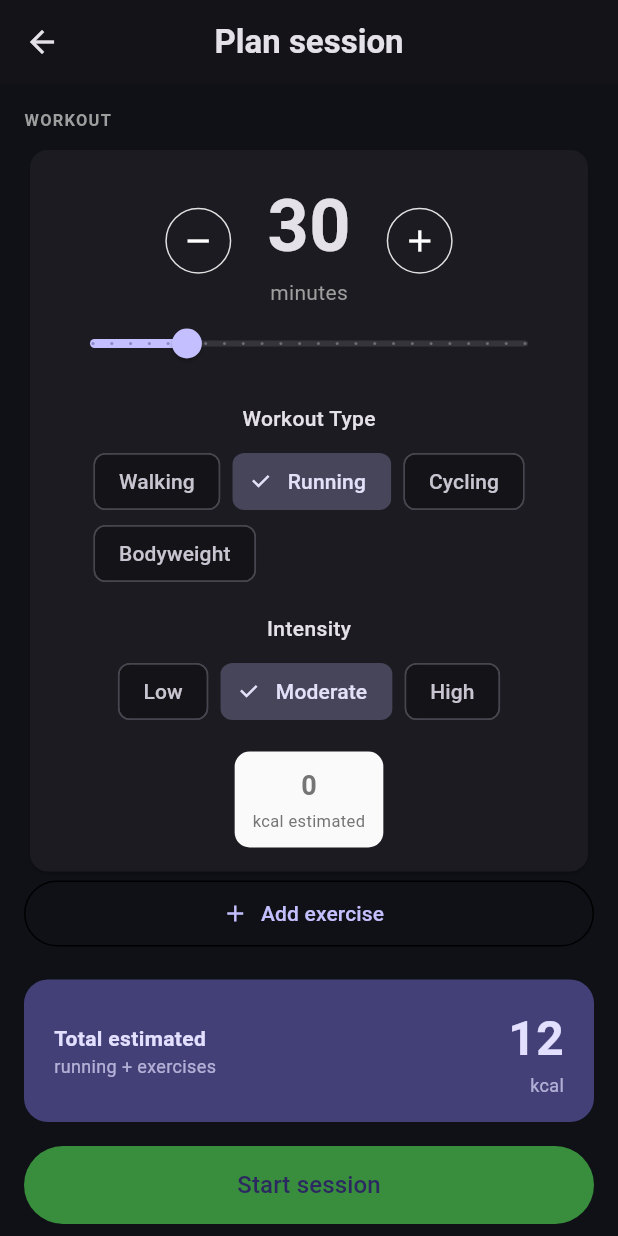
After one commit to SaahRosine/Automated-nutrition-and-fitness-assistant-, a Flutter app: the SessionPlan screen opened directly, on a phone screen of 412 x 824 dp. The commit adds this screen. Run offline on Flutter 3.47's test engine with Material 3 defaults, Android fonts, the phone set to English and light mode, and no system bars; our stand-ins replace camera, dio, flutter_secure_storage; accounts and stored records are empty.

Commit message:
feat: implement session planning page with calorie calculation and exercise management

```diff
--- /dev/null
+++ b/mobile/lib/pages/session.dart
@@ -0,0 +1,15 @@
+import 'package:flutter/material.dart';
+
+class Session extends StatefulWidget {
+  const Session({super.key});
+
+  @override
+  State<Session> createState() => _SessionState();
+}
+
+class _SessionState extends State<Session> {
+  @override
+  Widget build(BuildContext context) {
+    return Container();
+  }
+}
--- /dev/null
+++ b/mobile/lib/pages/session_plan.dart
@@ -0,0 +1,489 @@
+import 'package:flutter/material.dart';
+import 'package:provider/provider.dart';
+import 'package:mobile/providers/user_provider.dart';
+
+class Exercise {
+  final String name;
+  final String emoji;
+  final double calPerRep;
+  int reps;
+
+  Exercise({
+    required this.name,
+    required this.emoji,
+    required this.calPerRep,
+    this.reps = 10,
+  });
+}
+
+// MET values for different activities and intensities
+const Map<String, Map<String, double>> metValues = {
+  'walking': {'low': 2.5, 'moderate': 3.5, 'high': 4.5},
+  'running': {'low': 6.0, 'moderate': 8.0, 'high': 10.0},
+  'cycling': {'low': 4.0, 'moderate': 6.0, 'high': 8.0},
+  'bodyweight': {'low': 3.0, 'moderate': 5.0, 'high': 7.0},
+};
+
+// Calculate calories burned using MET formula
+double calculateCalories({
+  required String workoutType,
+  required String intensity,
+  required double weightKg,
+  required int durationMinutes,
+}) {
+  final met = metValues[workoutType]?[intensity];
+  if (met == null || weightKg <= 0 || durationMinutes <= 0) {
+    return 0;
+  }
+  final durationHours = durationMinutes / 60.0;
+  return met * weightKg * durationHours;
+}
+
+class SessionPlan extends StatefulWidget {
+  const SessionPlan({super.key});
+
+  @override
+  State<SessionPlan> createState() => _SessionPlanState();
+}
+
+class _SessionPlanState extends State<SessionPlan> {
+  int _durationMinutes = 30;
+  String _workoutType = 'running';
+  String _intensity = 'moderate';
+
+  final List<Exercise> _exercises = [
+    Exercise(name: 'Push-ups', emoji: '💪', calPerRep: 0.5),
+    Exercise(name: 'Squats', emoji: '🦵', calPerRep: 0.4),
+    Exercise(name: 'Sit-ups', emoji: '🏋️', calPerRep: 0.3),
+  ];
+
+  int _calculateWorkoutCalories(double? weight) {
+    if (weight == null || weight <= 0) return 0;
+    return calculateCalories(
+      workoutType: _workoutType,
+      intensity: _intensity,
+      weightKg: weight,
+      durationMinutes: _durationMinutes,
+    ).round();
+  }
+
+  int get _exerciseCal =>
+      _exercises.fold(0, (sum, e) => sum + (e.reps * e.calPerRep).round());
+
+  int _calculateTotalCalories(double? weight) =>
+      _calculateWorkoutCalories(weight) + _exerciseCal;
+
+  void _showAddExerciseSheet() {
+    final nameController = TextEditingController();
+    double calPerRep = 0.4;
+
+    final presets = [
+      Exercise(name: 'Lunges', emoji: '🚶', calPerRep: 0.4),
+      Exercise(name: 'Burpees', emoji: '🔥', calPerRep: 1.0),
+      Exercise(name: 'Jumping Jacks', emoji: '⚡', calPerRep: 0.2),
+      Exercise(name: 'Pull-ups', emoji: '🏅', calPerRep: 0.8),
+      Exercise(name: 'Plank (sec)', emoji: '🧱', calPerRep: 0.1),
+    ];
+
+    showModalBottomSheet(
+      context: context,
+      isScrollControlled: true,
+      shape: const RoundedRectangleBorder(
+        borderRadius: BorderRadius.vertical(top: Radius.circular(20)),
+      ),
+      builder: (_) => Padding(
+        padding: EdgeInsets.only(
+          bottom: MediaQuery.of(context).viewInsets.bottom,
+          left: 16,
+          right: 16,
+          top: 20,
+        ),
+        child: Column(
+          mainAxisSize: MainAxisSize.min,
+          crossAxisAlignment: CrossAxisAlignment.start,
+          children: [
+            const Text(
+              'Add Exercise',
+              style: TextStyle(fontSize: 18, fontWeight: FontWeight.bold),
+            ),
+            const SizedBox(height: 16),
+            const Text('Quick add', style: TextStyle(color: Colors.grey)),
+            const SizedBox(height: 8),
+            Wrap(
+              spacing: 8,
+              runSpacing: 8,
+              children: presets.map((ex) {
+                return ActionChip(
+                  avatar: Text(ex.emoji),
+                  label: Text(ex.name),
+                  onPressed: () {
+                    setState(() => _exercises.add(ex));
+                    Navigator.pop(context);
+                  },
+                );
+              }).toList(),
+            ),
+            const SizedBox(height: 20),
+            const Divider(),
+            const SizedBox(height: 8),
+            const Text('Custom', style: TextStyle(color: Colors.grey)),
+            const SizedBox(height: 8),
+            TextField(
+              controller: nameController,
+              decoration: const InputDecoration(
+                labelText: 'Exercise name',
+                border: OutlineInputBorder(),
+              ),
+            ),
+            const SizedBox(height: 8),
+            StatefulBuilder(
+              builder: (context, setLocal) => Column(
+                crossAxisAlignment: CrossAxisAlignment.start,
+                children: [
+                  Text(
+                    'Estimated ${calPerRep.toStringAsFixed(1)} kcal / rep',
+                    style: const TextStyle(color: Colors.grey, fontSize: 13),
+                  ),
+                  Slider(
+                    value: calPerRep,
+                    min: 0.1,
+                    max: 2.0,
+                    divisions: 19,
+                    label: calPerRep.toStringAsFixed(1),
+                    onChanged: (v) => setLocal(() => calPerRep = v),
+                  ),
+                ],
+              ),
+            ),
+            const SizedBox(height: 8),
+            SizedBox(
+              width: double.infinity,
+              child: FilledButton(
+                onPressed: () {
+                  if (nameController.text.trim().isEmpty) return;
+                  setState(() {
+                    _exercises.add(
+                      Exercise(
+                        name: nameController.text.trim(),
+                        emoji: '🏃',
+                        calPerRep: calPerRep,
+                      ),
+                    );
+                  });
+                  Navigator.pop(context);
+                },
+                child: const Text('Add'),
+              ),
+            ),
+            const SizedBox(height: 16),
+          ],
+        ),
+      ),
+    );
+  }
+
+  @override
+  Widget build(BuildContext context) {
+    final theme = Theme.of(context);
+    final userProvider = context.watch<UserProvider>();
+    final weight = userProvider.weight;
+
+    return Scaffold(
+      appBar: AppBar(
+        centerTitle: true,
+        title: const Text(
+          'Plan session',
+          style: TextStyle(fontWeight: FontWeight.bold),
+        ),
+      ),
+      body: ListView(
+        padding: const EdgeInsets.all(16),
+        children: [
+          // ── Workout ──────────────────────────────────
+          _SectionLabel('Workout'),
+          Card(
+            child: Padding(
+              padding: const EdgeInsets.all(16),
+              child: Column(
+                children: [
+                  Row(
+                    mainAxisAlignment: MainAxisAlignment.center,
+                    children: [
+                      _CircleIconButton(
+                        icon: Icons.remove,
+                        onTap: () => setState(() {
+                          if (_durationMinutes > 5) _durationMinutes -= 5;
+                        }),
+                      ),
+                      const SizedBox(width: 24),
+                      Column(
+                        children: [
+                          Text(
+                            '$_durationMinutes',
+                            style: const TextStyle(
+                              fontSize: 48,
+                              fontWeight: FontWeight.bold,
+                            ),
+                          ),
+                          const Text(
+                            'minutes',
+                            style: TextStyle(color: Colors.grey),
+                          ),
+                        ],
+                      ),
+                      const SizedBox(width: 24),
+                      _CircleIconButton(
+                        icon: Icons.add,
+                        onTap: () => setState(() {
+                          if (_durationMinutes < 120) _durationMinutes += 5;
+                        }),
+                      ),
+                    ],
+                  ),
+                   Slider(
+                     value: _durationMinutes.toDouble(),
+                     min: 5,
+                     max: 120,
+                     divisions: 23,
+                     label: '$_durationMinutes min',
+                     onChanged: (v) =>
+                         setState(() => _durationMinutes = v.round()),
+                   ),
+                   const SizedBox(height: 16),
+                   // Workout type selection
+                   const Text('Workout Type', style: TextStyle(fontSize: 14, fontWeight: FontWeight.w500)),
+                   const SizedBox(height: 8),
+                   Wrap(
+                     spacing: 8,
+                     children: metValues.keys.map((type) {
+                       final isSelected = _workoutType == type;
+                       return FilterChip(
+                         label: Text(type[0].toUpperCase() + type.substring(1)),
+                         selected: isSelected,
+                         onSelected: (selected) {
+                           if (selected) setState(() => _workoutType = type);
+                         },
+                       );
+                     }).toList(),
+                   ),
+                   const SizedBox(height: 16),
+                   // Intensity selection
+                   const Text('Intensity', style: TextStyle(fontSize: 14, fontWeight: FontWeight.w500)),
+                   const SizedBox(height: 8),
+                   Wrap(
+                     spacing: 8,
+                     children: ['low', 'moderate', 'high'].map((intensity) {
+                       final isSelected = _intensity == intensity;
+                       return FilterChip(
+                         label: Text(intensity[0].toUpperCase() + intensity.substring(1)),
+                         selected: isSelected,
+                         onSelected: (selected) {
+                           if (selected) setState(() => _intensity = intensity);
+                         },
+                       );
+                     }).toList(),
+                   ),
+                   const SizedBox(height: 16),
+                    _CalChip(
+                      value: _calculateWorkoutCalories(weight),
+                      label: 'kcal estimated',
+                      color: weight != null ? Colors.blue.shade50 : Colors.grey.shade50,
+                      textColor: weight != null ? Colors.blue.shade800 : Colors.grey.shade600,
+                    ),
+                  ],
+                ),
+              ),
+            ),
+
+          // Add exercise button
+          OutlinedButton.icon(
+            onPressed: _showAddExerciseSheet,
+            icon: const Icon(Icons.add),
+            label: const Text('Add exercise'),
+            style: OutlinedButton.styleFrom(
+              minimumSize: const Size.fromHeight(44),
+              side: const BorderSide(style: BorderStyle.solid),
+            ),
+          ),
+
+          const SizedBox(height: 20),
+
+          // ── Total calories ────────────────────────────────────
+          Container(
+            decoration: BoxDecoration(
+              color: theme.colorScheme.primaryContainer,
+              borderRadius: BorderRadius.circular(16),
+            ),
+            padding: const EdgeInsets.symmetric(horizontal: 20, vertical: 16),
+            child: Row(
+              mainAxisAlignment: MainAxisAlignment.spaceBetween,
+              children: [
+                Column(
+                  crossAxisAlignment: CrossAxisAlignment.start,
+                  children: [
+                    Text(
+                      'Total estimated',
+                      style: TextStyle(
+                        color: theme.colorScheme.onPrimaryContainer,
+                        fontWeight: FontWeight.w600,
+                      ),
+                    ),
+                    Text(
+                      'running + exercises',
+                      style: TextStyle(
+                        fontSize: 12,
+                        color: theme.colorScheme.onPrimaryContainer.withOpacity(
+                          0.7,
+                        ),
+                      ),
+                    ),
+                  ],
+                ),
+                Column(
+                  crossAxisAlignment: CrossAxisAlignment.end,
+                  children: [
+                     Text(
+                       '${_calculateTotalCalories(weight)}',
+                      style: TextStyle(
+                        fontSize: 32,
+                        fontWeight: FontWeight.bold,
+                        color: theme.colorScheme.onPrimaryContainer,
+                      ),
+                    ),
+                    Text(
+                      'kcal',
+                      style: TextStyle(
+                        fontSize: 12,
+                        color: theme.colorScheme.onPrimaryContainer.withOpacity(
+                          0.7,
+                        ),
+                      ),
+                    ),
+                  ],
+                ),
+              ],
+            ),
+          ),
+
+          const SizedBox(height: 16),
+
+          FilledButton(
+            onPressed: () {
+              // TODO: start session
+            },
+            style: FilledButton.styleFrom(
+              minimumSize: const Size.fromHeight(52),
+              backgroundColor: Colors.green.shade700,
+            ),
+            child: const Text('Start session', style: TextStyle(fontSize: 16)),
+          ),
+
+          const SizedBox(height: 24),
+        ],
+      ),
+    );
+  }
+}
+
+// ── Helpers ───────────────────────────────────────────────────────
+
+class _SectionLabel extends StatelessWidget {
+  const _SectionLabel(this.text);
+  final String text;
+
+  @override
+  Widget build(BuildContext context) => Padding(
+    padding: const EdgeInsets.only(bottom: 8),
+    child: Text(
+      text.toUpperCase(),
+      style: const TextStyle(
+        fontSize: 11,
+        fontWeight: FontWeight.w600,
+        letterSpacing: 0.8,
+        color: Colors.grey,
+      ),
+    ),
+  );
+}
+
+class _CircleIconButton extends StatelessWidget {
+  const _CircleIconButton({required this.icon, required this.onTap});
+  final IconData icon;
+  final VoidCallback onTap;
+
+  @override
+  Widget build(BuildContext context) => InkWell(
+    onTap: onTap,
+    borderRadius: BorderRadius.circular(24),
+    child: Container(
+      width: 44,
+      height: 44,
+      decoration: BoxDecoration(
+        shape: BoxShape.circle,
+        border: Border.all(color: Colors.grey.shade300),
+      ),
+      child: Icon(icon),
+    ),
+  );
+}
+
+class _SmallRepButton extends StatelessWidget {
+  const _SmallRepButton({required this.icon, required this.onTap});
+  final IconData icon;
+  final VoidCallback onTap;
+
+  @override
+  Widget build(BuildContext context) => InkWell(
+    onTap: onTap,
+    borderRadius: BorderRadius.circular(16),
+    child: Container(
+      width: 28,
+      height: 28,
+      decoration: BoxDecoration(
+        shape: BoxShape.circle,
+        border: Border.all(color: Colors.grey.shade300),
+      ),
+      child: Icon(icon, size: 16),
+    ),
+  );
+}
+
+class _CalChip extends StatelessWidget {
+  const _CalChip({
+    required this.value,
+    required this.label,
+    required this.color,
+    required this.textColor,
+  });
+  final int value;
+  final String label;
+  final Color color;
+  final Color textColor;
+
+  @override
+  Widget build(BuildContext context) => Container(
+    decoration: BoxDecoration(
+      color: color,
+      borderRadius: BorderRadius.circular(10),
+    ),
+    padding: const EdgeInsets.symmetric(vertical: 10, horizontal: 12),
+    child: Column(
+      children: [
+        Text(
+          '$value',
+          style: TextStyle(
+            fontSize: 18,
+            fontWeight: FontWeight.bold,
+            color: textColor,
+          ),
+        ),
+        const SizedBox(height: 2),
+        Text(
+          label,
+          style: TextStyle(fontSize: 11, color: textColor),
+          textAlign: TextAlign.center,
+        ),
+      ],
+    ),
+  );
+}
```
Also changed, not shown: mobile/lib/pages/menu.dart (+18 -11 lines).
